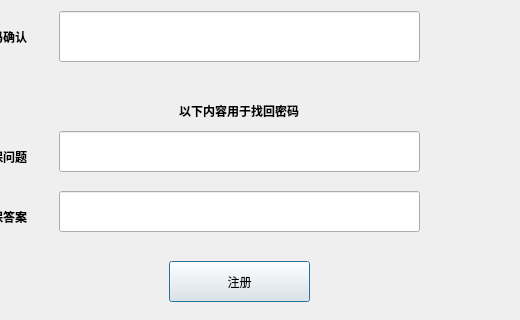
Qt form registdialog.ui (Type3limit/EasyManager) before a commit; both pictures show x 91 to 611 and y 159 to 479 of the 611 by 479 pixel window.
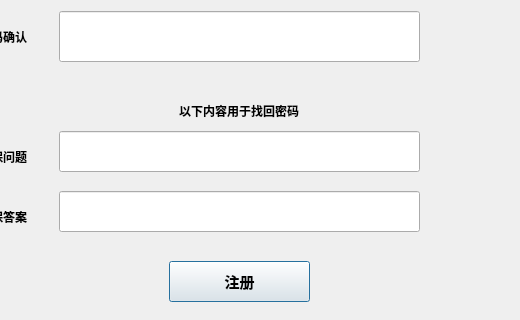
The same form after that commit. Icons and pictures are not drawn.

Patch:
```diff
--- a/registdialog.ui
+++ b/registdialog.ui
@@ -35,6 +35,11 @@
 {
 font:bold 12px;
 color:black
+}
+
+QPushButton
+{
+font:bold 15px;
 }</string>
   </property>
   <widget class="QLineEdit" name="NameEdit">
```
